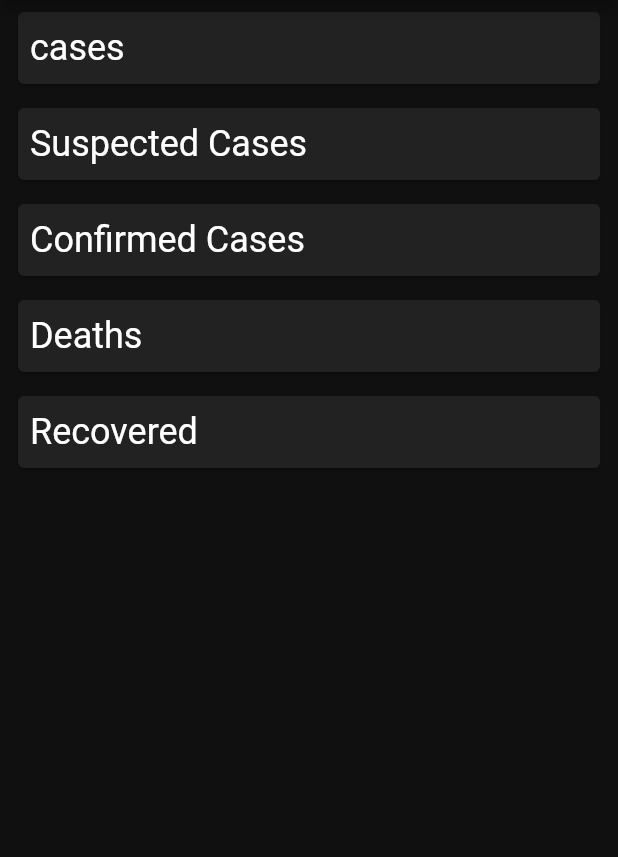
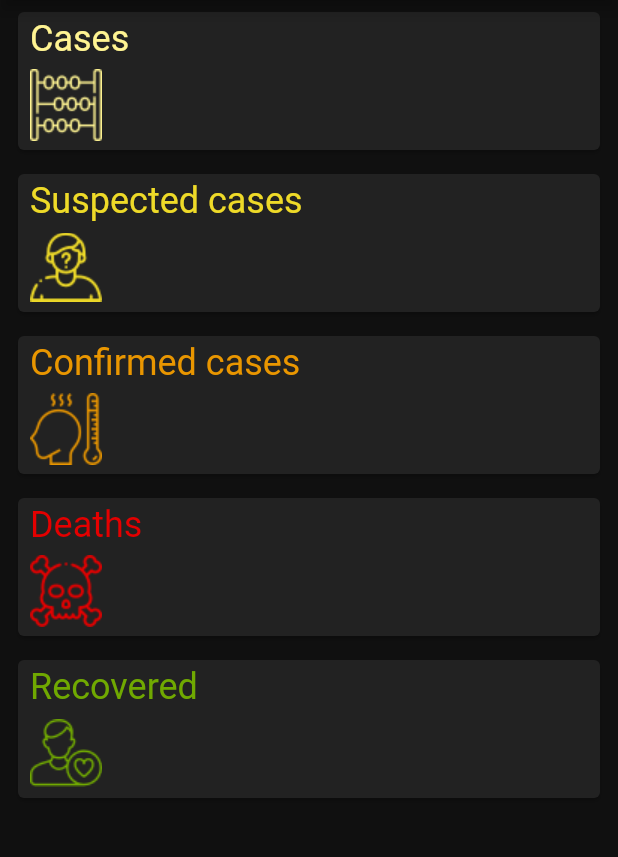
Before and after one commit to emuroiwa/covid19App, a Flutter app: the screen it shows after launch, on a phone screen of 412 x 824 dp, the part 84-941 px from its top. Run offline on Flutter 3.47's test engine with Material 2 defaults, Android fonts, the phone set to English and light mode, and no system bars; network calls fail.

Commit message:
master: card finish

```diff
--- a/lib/ui/endpoint_card.dart
+++ b/lib/ui/endpoint_card.dart
@@ -1,5 +1,12 @@
 import 'package:covid19_zim/app/services/api.dart';
 import 'package:flutter/material.dart';
+
+class EndpointCardData {
+  EndpointCardData(this.title, this.assetName, this.color);
+  final String title;
+  final String assetName;
+  final Color color;
+}
 
 class EndpointCard extends StatelessWidget {
   @override
@@ -7,31 +14,62 @@ class EndpointCard extends StatelessWidget {
   final EndPoint endPoint;
   final int value;
 
-  static Map<EndPoint, String> _cardTitles = {
-    EndPoint.cases: 'cases',
-    EndPoint.casesConfirmed: 'Confirmed Cases',
-    EndPoint.casesSuspected: 'Suspected Cases',
-    EndPoint.deaths: 'Deaths',
-    EndPoint.recovered: 'Recovered'
+  static Map<EndPoint, EndpointCardData> _cardsData = {
+    EndPoint.cases:
+        EndpointCardData('Cases', 'assets/count.png', Color(0xFFFFF492)),
+    EndPoint.casesSuspected: EndpointCardData(
+        'Suspected cases', 'assets/suspect.png', Color(0xFFEEDA28)),
+    EndPoint.casesConfirmed: EndpointCardData(
+        'Confirmed cases', 'assets/fever.png', Color(0xFFE99600)),
+    EndPoint.deaths:
+        EndpointCardData('Deaths', 'assets/death.png', Color(0xFFE40000)),
+    EndPoint.recovered:
+        EndpointCardData('Recovered', 'assets/patient.png', Color(0xFF70A901)),
   };
 
+  String get formattedValue {
+    if (value == null) {
+      return '';
+    }
+    return value.toString();
+  }
+
   Widget build(BuildContext context) {
+    final cardData = _cardsData[endPoint];
+
     return Padding(
       padding: const EdgeInsets.symmetric(horizontal: 8.0, vertical: 4.0),
       child: Card(
         child: Padding(
           padding: const EdgeInsets.symmetric(horizontal: 8.0, vertical: 4.0),
-          child: Row(
-            mainAxisAlignment: MainAxisAlignment.spaceBetween,
+          child: Column(
+            crossAxisAlignment: CrossAxisAlignment.start,
+
             children: <Widget>[
               Text(
-                _cardTitles[endPoint],
-                style: Theme.of(context).textTheme.headline5,
+                cardData.title,
+                style: Theme.of(context)
+                    .textTheme
+                    .headline5
+                    .copyWith(color: cardData.color),
               ),
-              Text(
-                value != null ? value.toString() : '',
-                style: Theme.of(context).textTheme.headline4,
-              )
+
+              SizedBox(height: 4),
+              SizedBox(
+                height: 52,
+                child: Row(
+                  mainAxisAlignment: MainAxisAlignment.spaceBetween,
+                  crossAxisAlignment: CrossAxisAlignment.center,
+                  children: <Widget>[
+                    Image.asset(cardData.assetName, color: cardData.color),
+                    Text(
+                      formattedValue,
+                      style: Theme.of(context).textTheme.headline4.copyWith(
+                          color: cardData.color, fontWeight: FontWeight.w500),
+                    ),
+                  ],
+                ),
+              ),
             ],
           ),
         ),
--- a/pubspec.yaml
+++ b/pubspec.yaml
@@ -44,7 +44,8 @@ flutter:
   # the material Icons class.
   uses-material-design: true
   # To add assets to your application, add an assets section, like this:
-  # assets:
+  assets:
+    - assets/
   #   - images/a_dot_burr.jpeg
   #   - images/a_dot_ham.jpeg
   # An image asset can refer to one or more resolution-specific "variants", see
```
Also changed, not shown: assets/count.png (added), assets/death.png (added), assets/fever.png (added), assets/patient.png (added), assets/suspect.png (added).
